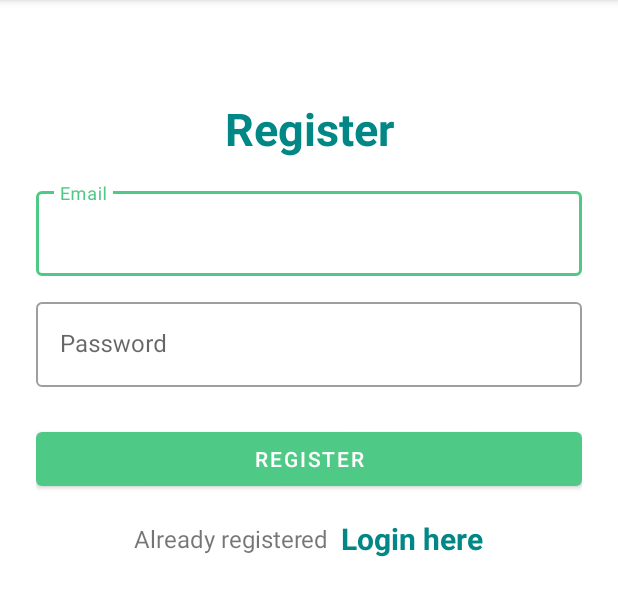
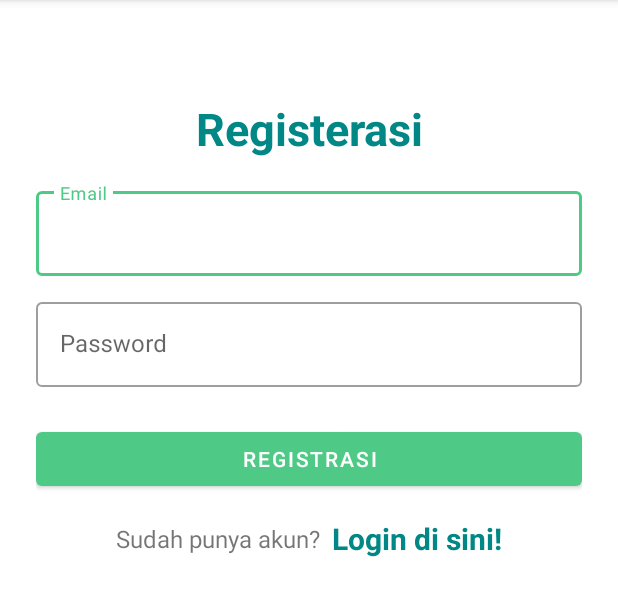
Before and after one commit to rafi365/Proj_kel_F_mobile, an Android app: the RegisterActivity screen opened directly, with no data from a screen before it, on a phone screen of 412 x 824 dp, the part 84-700 px from its top. Run offline under Robolectric (Android 15) with nearby library versions, the phone set to English and light mode, and no system bars; our stand-ins replace Firebase (no records; nobody signed in at launch, a user with empty details on screens opened directly).

Commit message:
ganti tulisan jadi lebih indonesia

```diff
--- a/KusaList/app/src/main/res/layout/activity_login.xml
+++ b/KusaList/app/src/main/res/layout/activity_login.xml
@@ -72,7 +72,7 @@
             <TextView
                 android:layout_width="wrap_content"
                 android:layout_height="wrap_content"
-                android:text="Not registered yet"
+                android:text="Belum punya akun?"
                 android:textSize="16sp"/>
 
             <TextView
@@ -80,7 +80,7 @@
                 android:layout_width="wrap_content"
                 android:layout_height="wrap_content"
                 android:layout_marginLeft="8dp"
-                android:text="Register here"
+                android:text="Registrasi di sini!"
                 android:textColor="@color/teal_700"
                 android:textStyle="bold"
                 android:textSize="20sp"/>
--- a/KusaList/app/src/main/res/layout/activity_register.xml
+++ b/KusaList/app/src/main/res/layout/activity_register.xml
@@ -18,7 +18,7 @@
         <TextView
             android:layout_width="match_parent"
             android:layout_height="wrap_content"
-            android:text="Register"
+            android:text="Registerasi"
             android:textSize="30sp"
             android:textStyle="bold"
             android:textColor="@color/teal_700"
@@ -59,7 +59,7 @@
             android:layout_width="match_parent"
             android:layout_height="wrap_content"
             android:layout_marginTop="24dp"
-            android:text="Register"/>
+            android:text="Registrasi"/>
 
         <LinearLayout
             android:layout_width="match_parent"
@@ -71,7 +71,7 @@
             <TextView
                 android:layout_width="wrap_content"
                 android:layout_height="wrap_content"
-                android:text="Already registered"
+                android:text="Sudah punya akun?"
                 android:textSize="16sp"/>
 
             <TextView
@@ -79,7 +79,7 @@
                 android:layout_width="wrap_content"
                 android:layout_height="wrap_content"
                 android:layout_marginLeft="8dp"
-                android:text="Login here"
+                android:text="Login di sini!"
                 android:textColor="@color/teal_700"
                 android:textStyle="bold"
                 android:textSize="20sp"/>
```
